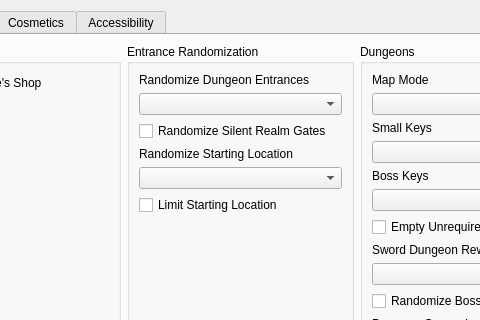
First picture: the form in gui/randogui.ui, repository ssrando/ssrando, before the edit; both pictures show x 594 to 1074 and y 0 to 320 of the 1202 by 759 pixel window.
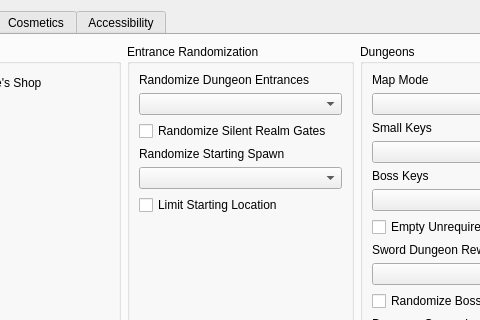
Second picture: the form after the edit. The open tabs and pages were chosen to show the change.

Commit message: Rename random starting location

```diff
--- a/gui/randogui.ui
+++ b/gui/randogui.ui
@@ -858,7 +858,7 @@
              <item>
               <widget class="QLabel" name="label_for_option_random_start_entrance">
                <property name="text">
-                <string>Randomize Starting Location</string>
+                <string>Randomize Starting Spawn</string>
                </property>
               </widget>
              </item>
```
Left out of the diff: 2 changed lines with no effect on the pictures. The commit also changes 2 other files.
